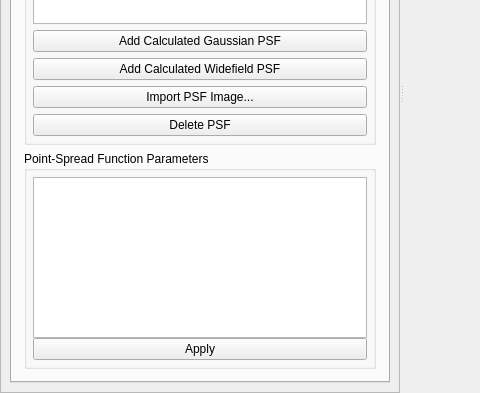
Above: apps/MicroscopeSimulator/PSFEditorDialog.ui from CISMM/MicroscopeSimulator2 before the change; both pictures show x 0 to 480 and y 207 to 600 of the 774 by 600 pixel window. Below: the same form after it.
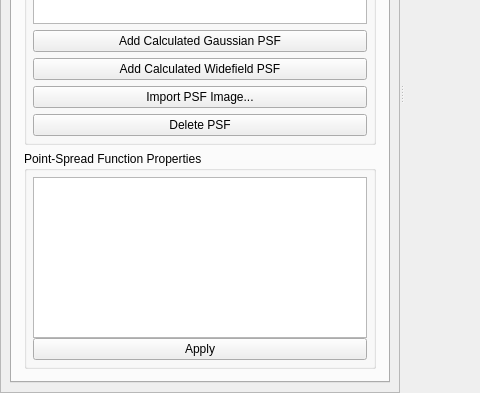
That is the form after the change. Custom widgets are drawn as their Qt base class.

Diff of the .ui file:
```diff
--- a/apps/MicroscopeSimulator/PSFEditorDialog.ui
+++ b/apps/MicroscopeSimulator/PSFEditorDialog.ui
@@ -152,7 +152,7 @@
                   </size>
                  </property>
                  <property name="title">
-                  <string>Point-Spread Function Parameters</string>
+                  <string>Point-Spread Function Properties</string>
                  </property>
                  <layout class="QVBoxLayout" name="verticalLayout_4">
                   <property name="spacing">
```
Left out of the diff: 4 changed lines with no effect on the pictures.
